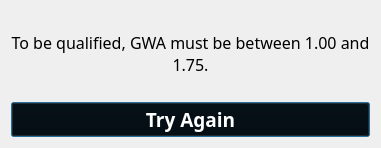
First picture: the form in ui/apply_rejected_dialog.ui, repository dattlab/polytech_loan, before the edit.
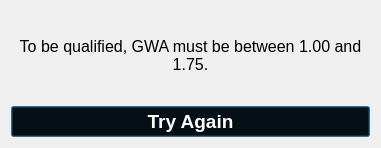
Second picture: the form after the edit.

```diff
--- a/ui/apply_rejected_dialog.ui
+++ b/ui/apply_rejected_dialog.ui
@@ -20,7 +20,7 @@
       <widget class="QLabel" name="label">
        <property name="font">
         <font>
-         <family>Atkinson Hyperlegible</family>
+         <family>Helvetica</family>
          <pointsize>12</pointsize>
          <weight>50</weight>
          <bold>false</bold>
@@ -44,7 +44,7 @@
       <widget class="QPushButton" name="pushButton">
        <property name="font">
         <font>
-         <family>Atkinson Hyperlegible</family>
+         <family>Helvetica</family>
          <pointsize>14</pointsize>
          <weight>75</weight>
          <bold>true</bold>
```
